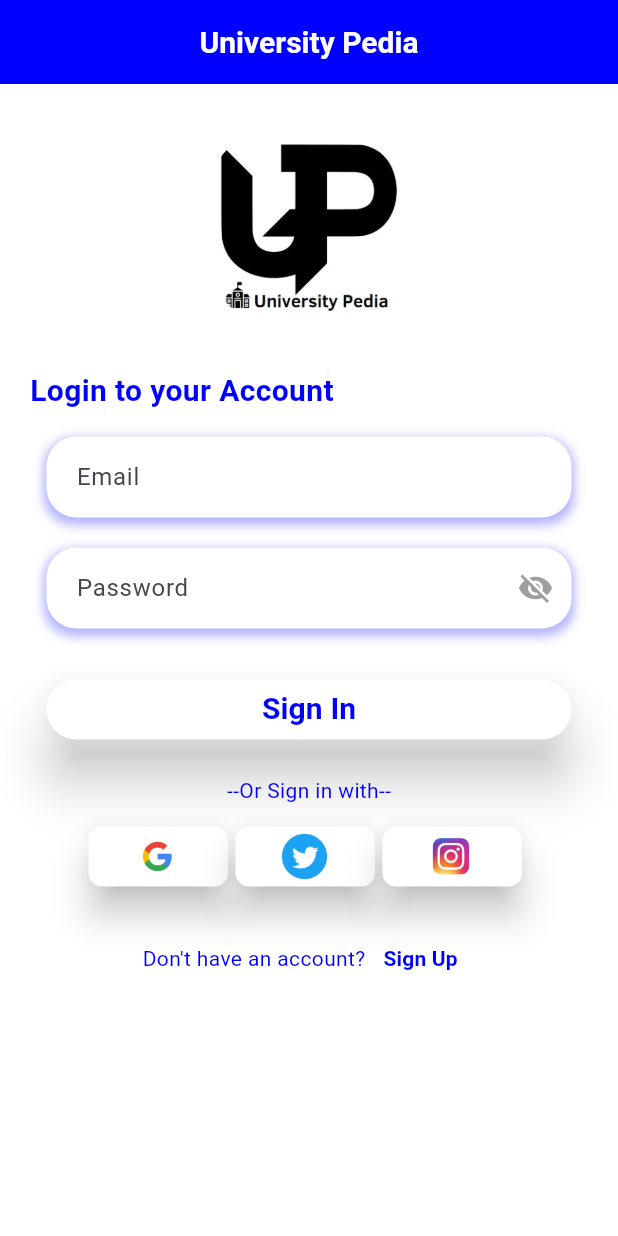
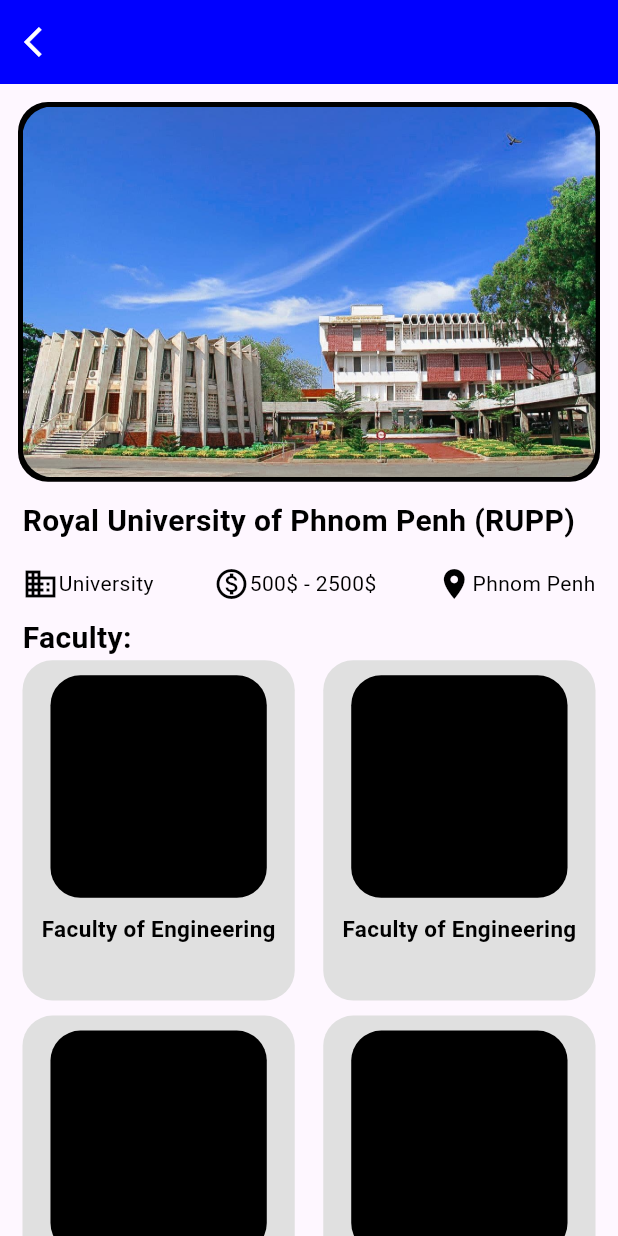
Before and after one commit to Bathhy/TamSakalApp, a Flutter app: the screen it shows after launch, on a phone screen of 412 x 824 dp. Run offline on Flutter 3.47's test engine with Material 3 defaults, Android fonts, the phone set to English and light mode, and no system bars; our stand-ins replace get.

Commit message:
detail view UI

```diff
--- /dev/null
+++ b/lib/ViewScreen/detail_view.dart
@@ -0,0 +1,115 @@
+import 'package:flutter/material.dart';
+import 'package:get/get.dart';
+import 'package:practiceloginlayout/colo_const/color_const.dart';
+import 'package:practiceloginlayout/component_project/Text_compo.dart';
+import 'package:practiceloginlayout/splashscreen/declareimage.dart';
+
+class DetailUniView extends StatelessWidget {
+  const DetailUniView({super.key});
+
+  @override
+  Widget build(BuildContext context) {
+    return Scaffold(
+      appBar: AppBar(
+        backgroundColor: myBlueColor,
+        leading: IconButton(
+          onPressed: () {},
+          icon: Icon(Icons.arrow_back_ios),
+          color: Colors.white,
+        ),
+      ),
+      body: ListView(
+        padding: EdgeInsets.symmetric(horizontal: 15, vertical: 15),
+        children: [
+          Container(
+            height: Get.height * 0.3,
+            decoration: BoxDecoration(
+                boxShadow: [
+                  BoxShadow(
+                    color: Colors.black,
+                    spreadRadius: 3,
+                  ),
+                ],
+                borderRadius: BorderRadius.circular(20),
+                image: DecorationImage(
+                    image: AssetImage(imageRUPP), fit: BoxFit.cover)),
+          ),
+          SizedBox(height: 15),
+          UniText(
+            label: "Royal University of Phnom Penh (RUPP)",
+            fontsize: 20,
+            fontweight: FontWeight.bold,
+          ),
+          SizedBox(height: 15),
+          Row(
+            mainAxisAlignment: MainAxisAlignment.spaceBetween,
+            children: [
+              Row(
+                children: [
+                  Icon(
+                    Icons.domain,
+                    color: Colors.black,
+                  ),
+                  UniText(label: "University"),
+                ],
+              ),
+              Row(
+                children: [
+                  Icon(
+                    Icons.monetization_on_outlined,
+                    color: Colors.black,
+                  ),
+                  UniText(label: "500\$ - 2500\$"),
+                ],
+              ),
+              Row(
+                children: [
+                  Icon(
+                    Icons.location_on_sharp,
+                    color: Colors.black,
+                  ),
+                  UniText(label: "Phnom Penh"),
+                ],
+              ),
+            ],
+          ),
+          SizedBox(height: 10),
+          UniText(label: "Faculty:", fontweight: FontWeight.bold, fontsize: 20),
+          GridView.builder(
+            shrinkWrap: true,
+            gridDelegate: SliverGridDelegateWithFixedCrossAxisCount(
+                crossAxisCount: 2,
+                crossAxisSpacing: 19,
+                mainAxisSpacing: 10,
+                childAspectRatio: 0.8),
+            itemCount: 5,
+            itemBuilder: (context, index) {
+              return Container(
+                padding: EdgeInsets.symmetric(horizontal: 10, vertical: 10),
+                decoration: BoxDecoration(
+                    borderRadius: BorderRadius.circular(20), color: colorgrey),
+                child: Column(
+                  children: [
+                    Container(
+                      height: Get.height * 0.18,
+                      width: Get.width * 0.35,
+                      decoration: BoxDecoration(
+                          borderRadius: BorderRadius.circular(20),
+                          color: Colors.black),
+                    ),
+                    SizedBox(height: 10),
+                    UniText(
+                      label: "Faculty of Engineering",
+                      fontsize: 15,
+                      fontweight: FontWeight.bold,
+                    ),
+                  ],
+                ),
+              );
+            },
+          )
+        ],
+      ),
+    );
+  }
+}
--- a/lib/bottom_navi_view/fav_view/fav_school_view.dart
+++ b/lib/bottom_navi_view/fav_view/fav_school_view.dart
@@ -77,17 +77,7 @@
                                 UniText(label: "University"),
                               ],
                             ),
-                            SizedBox(height: 5),
-                            Row(
-                              children: [
-                                Icon(
-                                  Icons.schedule,
-                                  color: Colors.black,
-                                ),
-                                UniText(label: "6:00AM - 8:45PM"),
-                              ],
-                            ),
-                            SizedBox(height: 5),
+                            SizedBox(height: 10),
                             Row(
                               children: [
                                 Icon(
--- a/lib/main.dart
+++ b/lib/main.dart
@@ -1,4 +1,5 @@
 import 'package:flutter/material.dart';
+import 'package:practiceloginlayout/ViewScreen/detail_view.dart';
 import 'package:practiceloginlayout/ViewScreen/profile_ui.dart';
 import 'package:practiceloginlayout/controller/controller_binding/binding_control.dart';
 import 'package:practiceloginlayout/login/loginpage.dart';
@@ -22,10 +23,11 @@
     return GetMaterialApp(
       initialBinding: UniBingding(),
       debugShowCheckedModeBanner: false,
-      initialRoute: '/Login',
+      initialRoute: '/Detail',
       getPages: [
         GetPage(name: '/Profilview', page: () => ProfileView()),
         GetPage(name: '/Login', page: () => Loginpage()),
+        GetPage(name: '/Detail', page: () => DetailUniView()),
       ],
     );
   }
```
Also changed, not shown: lib/ViewScreen/home_screen.dart (+0 -29 lines).
